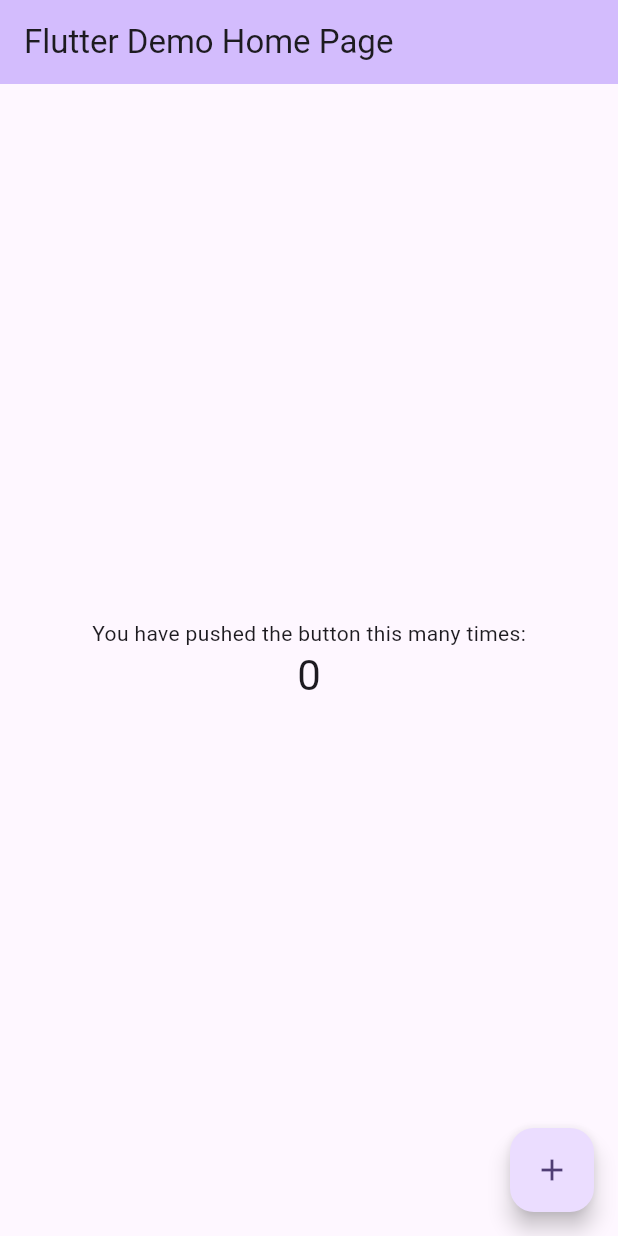
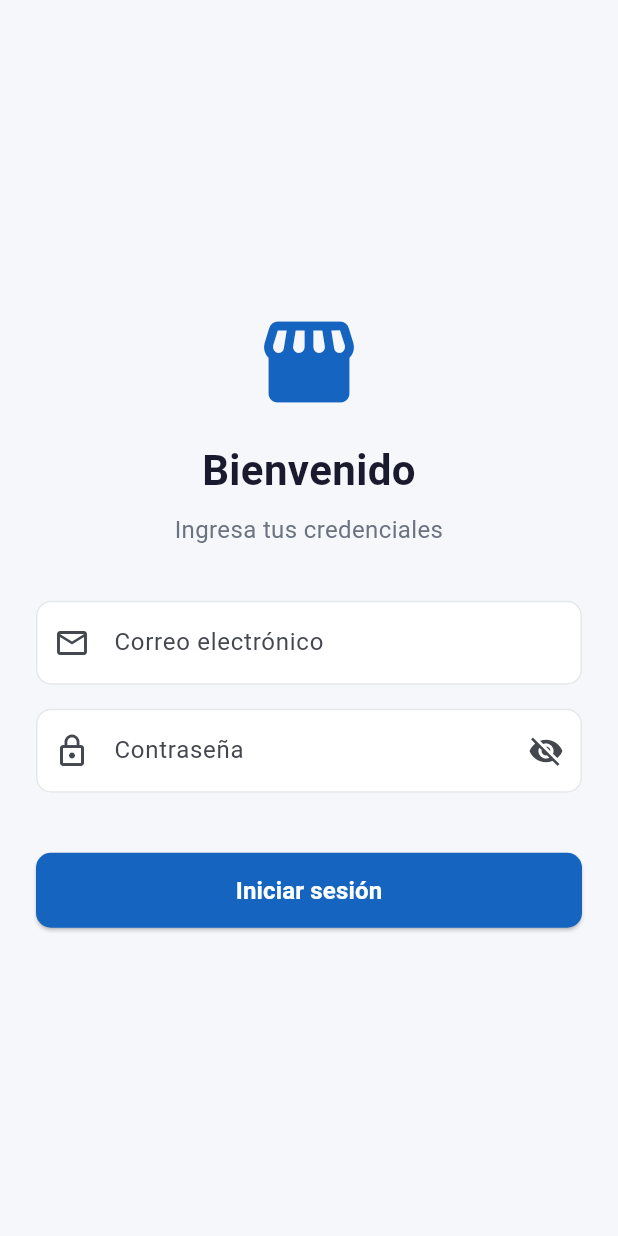
Before and after one commit to Julian616378/surtiNova-front, a Flutter app: the screen it shows after launch, on a phone screen of 412 x 824 dp. Run offline on Flutter 3.47's test engine with Material 3 defaults, Android fonts, the phone set to English and light mode, and no system bars; our stand-ins replace dio, shared_preferences.

Commit message:
cambio main

```diff
--- a/lib/core/constants/api_constants.dart
+++ b/lib/core/constants/api_constants.dart
@@ -0,0 +1,11 @@
+class ApiConstants {
+  // Cambia esto por tu URL real
+  // Emulador Android  → 'http://10.0.2.2:8000/api'
+  // Dispositivo físico → 'http://192.168.X.X:8000/api'
+  // Producción        → 'https://tu-dominio.com/api'
+  static const String baseUrl = 'http://10.0.2.2:8000/api';
+
+  static const String login  = '/auth/login';
+  static const String logout = '/auth/logout';
+  static const String me     = '/auth/me';
+}
--- a/lib/core/services/api_service.dart
+++ b/lib/core/services/api_service.dart
@@ -0,0 +1,35 @@
+import 'package:dio/dio.dart';
+import '../constants/api_constants.dart';
+import 'storage_service.dart';
+
+class ApiService {
+  static final Dio _dio = Dio(BaseOptions(
+    baseUrl: ApiConstants.baseUrl,
+    connectTimeout: const Duration(seconds: 10),
+    receiveTimeout: const Duration(seconds: 10),
+    headers: {'Accept': 'application/json'},
+  ));
+
+  static void init() {
+    _dio.interceptors.add(InterceptorsWrapper(
+      onRequest: (options, handler) async {
+        final token = await StorageService.getToken();
+        if (token != null) {
+          options.headers['Authorization'] = 'Bearer $token';
+        }
+        return handler.next(options);
+      },
+      onError: (error, handler) => handler.next(error),
+    ));
+  }
+
+  static Future<Response> post(String path, Map<String, dynamic> data) =>
+      _dio.post(path, data: data);
+
+  static Future<Response> get(String path) => _dio.get(path);
+
+  static Future<Response> put(String path, Map<String, dynamic> data) =>
+      _dio.put(path, data: data);
+
+  static Future<Response> delete(String path) => _dio.delete(path);
+}
--- a/lib/core/services/storage_service.dart
+++ b/lib/core/services/storage_service.dart
@@ -0,0 +1,25 @@
+import 'package:shared_preferences/shared_preferences.dart';
+
+class StorageService {
+  static const _tokenKey = 'auth_token';
+
+  static Future<void> saveToken(String token) async {
+    final prefs = await SharedPreferences.getInstance();
+    await prefs.setString(_tokenKey, token);
+  }
+
+  static Future<String?> getToken() async {
+    final prefs = await SharedPreferences.getInstance();
+    return prefs.getString(_tokenKey);
+  }
+
+  static Future<void> clearToken() async {
+    final prefs = await SharedPreferences.getInstance();
+    await prefs.remove(_tokenKey);
+  }
+
+  static Future<bool> hasToken() async {
+    final token = await getToken();
+    return token != null && token.isNotEmpty;
+  }
+}
--- a/lib/core/theme/app_colors.dart
+++ b/lib/core/theme/app_colors.dart
@@ -0,0 +1,13 @@
+import 'package:flutter/material.dart';
+
+class AppColors {
+  static const primary      = Color(0xFF1565C0);
+  static const primaryLight = Color(0xFF1E88E5);
+  static const accent       = Color(0xFF00ACC1);
+  static const background   = Color(0xFFF5F7FA);
+  static const surface      = Colors.white;
+  static const error        = Color(0xFFD32F2F);
+  static const textPrimary  = Color(0xFF1A1A2E);
+  static const textSecondary= Color(0xFF6B7280);
+  static const border       = Color(0xFFE5E7EB);
+}
--- a/lib/core/theme/app_dimensions.dart
+++ b/lib/core/theme/app_dimensions.dart
@@ -0,0 +1,8 @@
+class AppDimensions {
+  static const double paddingS  = 8;
+  static const double paddingM  = 16;
+  static const double paddingL  = 24;
+  static const double paddingXL = 32;
+  static const double radius    = 10;
+  static const double buttonHeight = 50;
+}
--- a/lib/core/theme/app_text_styles.dart
+++ b/lib/core/theme/app_text_styles.dart
@@ -0,0 +1,20 @@
+import 'package:flutter/material.dart';
+import 'app_colors.dart';
+
+class AppTextStyles {
+  static const heading = TextStyle(
+    fontSize: 28, fontWeight: FontWeight.bold, color: AppColors.textPrimary,
+  );
+  static const subheading = TextStyle(
+    fontSize: 16, color: AppColors.textSecondary,
+  );
+  static const button = TextStyle(
+    fontSize: 16, fontWeight: FontWeight.w600, color: Colors.white,
+  );
+  static const label = TextStyle(
+    fontSize: 14, color: AppColors.textPrimary,
+  );
+  static const error = TextStyle(
+    fontSize: 13, color: AppColors.error,
+  );
+}
--- a/lib/core/theme/app_theme.dart
+++ b/lib/core/theme/app_theme.dart
@@ -0,0 +1,37 @@
+import 'package:flutter/material.dart';
+import 'app_colors.dart';
+import 'app_dimensions.dart';
+
+class AppTheme {
+  static ThemeData get light => ThemeData(
+    useMaterial3: true,
+    colorScheme: ColorScheme.fromSeed(seedColor: AppColors.primary),
+    scaffoldBackgroundColor: AppColors.background,
+    inputDecorationTheme: InputDecorationTheme(
+      filled: true,
+      fillColor: AppColors.surface,
+      border: OutlineInputBorder(
+        borderRadius: BorderRadius.circular(AppDimensions.radius),
+        borderSide: const BorderSide(color: AppColors.border),
+      ),
+      enabledBorder: OutlineInputBorder(
+        borderRadius: BorderRadius.circular(AppDimensions.radius),
+        borderSide: const BorderSide(color: AppColors.border),
+      ),
+      focusedBorder: OutlineInputBorder(
+        borderRadius: BorderRadius.circular(AppDimensions.radius),
+        borderSide: const BorderSide(color: AppColors.primary, width: 2),
+      ),
+    ),
+    elevatedButtonTheme: ElevatedButtonThemeData(
+      style: ElevatedButton.styleFrom(
+        backgroundColor: AppColors.primary,
+        foregroundColor: Colors.white,
+        minimumSize: const Size(double.infinity, AppDimensions.buttonHeight),
+        shape: RoundedRectangleBorder(
+          borderRadius: BorderRadius.circular(AppDimensions.radius),
+        ),
+      ),
+    ),
+  );
+}
--- a/lib/main.dart
+++ b/lib/main.dart
@@ -1,122 +1,31 @@
 import 'package:flutter/material.dart';
+import 'core/services/api_service.dart';
+import 'core/theme/app_theme.dart';           // ← agrega esto
+import 'modules/auth/splash_page.dart';
+import 'modules/auth/login_page.dart';
+import 'modules/dashboard/dashboard_page.dart';
 
 void main() {
+  WidgetsFlutterBinding.ensureInitialized();
+  ApiService.init();
   runApp(const MyApp());
 }
 
 class MyApp extends StatelessWidget {
   const MyApp({super.key});
 
-  // This widget is the root of your application.
   @override
   Widget build(BuildContext context) {
     return MaterialApp(
-      title: 'Flutter Demo',
-      theme: ThemeData(
-        // This is the theme of your application.
-        //
-        // TRY THIS: Try running your application with "flutter run". You'll see
-        // the application has a purple toolbar. Then, without quitting the app,
-        // try changing the seedColor in the colorScheme below to Colors.green
-        // and then invoke "hot reload" (save your changes or press the "hot
-        // reload" button in a Flutter-supported IDE, or press "r" if you used
-        // the command line to start the app).
-        //
-        // Notice that the counter didn't reset back to zero; the application
-        // state is not lost during the reload. To reset the state, use hot
-        // restart instead.
-        //
-        // This works for code too, not just values: Most code changes can be
-        // tested with just a hot reload.
-        colorScheme: ColorScheme.fromSeed(seedColor: Colors.deepPurple),
-      ),
-      home: const MyHomePage(title: 'Flutter Demo Home Page'),
+      title: 'Surti Nova',
+      debugShowCheckedModeBanner: false,
+      theme: AppTheme.light,                  // ← usa el tema centralizado
+      initialRoute: '/',
+      routes: {
+        '/':          (_) => const SplashPage(),
+        '/login':     (_) => const LoginPage(),
+        '/dashboard': (_) => const DashboardPage(),
+      },
     );
   }
 }
-
-class MyHomePage extends StatefulWidget {
-  const MyHomePage({super.key, required this.title});
-
-  // This widget is the home page of your application. It is stateful, meaning
-  // that it has a State object (defined below) that contains fields that affect
-  // how it looks.
-
-  // This class is the configuration for the state. It holds the values (in this
-  // case the title) provided by the parent (in this case the App widget) and
-  // used by the build method of the State. Fields in a Widget subclass are
-  // always marked "final".
-
-  final String title;
-
-  @override
-  State<MyHomePage> createState() => _MyHomePageState();
-}
-
-class _MyHomePageState extends State<MyHomePage> {
-  int _counter = 0;
-
-  void _incrementCounter() {
-    setState(() {
-      // This call to setState tells the Flutter framework that something has
-      // changed in this State, which causes it to rerun the build method below
-      // so that the display can reflect the updated values. If we changed
-      // _counter without calling setState(), then the build method would not be
-      // called again, and so nothing would appear to happen.
-      _counter++;
-    });
-  }
-
-  @override
-  Widget build(BuildContext context) {
-    // This method is rerun every time setState is called, for instance as done
-    // by the _incrementCounter method above.
-    //
-    // The Flutter framework has been optimized to make rerunning build methods
-    // fast, so that you can just rebuild anything that needs updating rather
-    // than having to individually change instances of widgets.
-    return Scaffold(
-      appBar: AppBar(
-        // TRY THIS: Try changing the color here to a specific color (to
-        // Colors.amber, perhaps?) and trigger a hot reload to see the AppBar
-        // change color while the other colors stay the same.
-        backgroundColor: Theme.of(context).colorScheme.inversePrimary,
-        // Here we take the value from the MyHomePage object that was created by
-        // the App.build method, and use it to set our appbar title.
-        title: Text(widget.title),
-      ),
-      body: Center(
-        // Center is a layout widget. It takes a single child and positions it
-        // in the middle of the parent.
-        child: Column(
-          // Column is also a layout widget. It takes a list of children and
-          // arranges them vertically. By default, it sizes itself to fit its
-          // children horizontally, and tries to be as tall as its parent.
-          //
-          // Column has various properties to control how it sizes itself and
-          // how it positions its children. Here we use mainAxisAlignment to
-          // center the children vertically; the main axis here is the vertical
-          // axis because Columns are vertical (the cross axis would be
-          // horizontal).
-          //
-          // TRY THIS: Invoke "debug painting" (choose the "Toggle Debug Paint"
-          // action in the IDE, or press "p" in the console), to see the
-          // wireframe for each widget.
-          mainAxisAlignment: MainAxisAlignment.center,
-          children: <Widget>[
-            const Text('You have pushed the button this many times:'),
-            Text(
-              '$_counter',
-              style: Theme.of(context).textTheme.headlineMedium,
-            ),
-          ],
-        ),
-      ),
-      floatingActionButton: FloatingActionButton(
-        onPressed: _incrementCounter,
-        tooltip: 'Increment',
-        child: const Icon(Icons.add),
-      ), // This trailing comma makes auto-formatting nicer for build methods.
-    );
-  }
-}
--- a/lib/modules/auth/login_page.dart
+++ b/lib/modules/auth/login_page.dart
@@ -0,0 +1,141 @@
+import 'package:flutter/material.dart';
+import 'package:dio/dio.dart';
+import '../../core/services/api_service.dart';
+import '../../core/services/storage_service.dart';
+import '../../core/constants/api_constants.dart';
+import '../../core/theme/app_colors.dart';
+import '../../core/theme/app_text_styles.dart';
+import '../../core/theme/app_dimensions.dart';
+
+class LoginPage extends StatefulWidget {
+  const LoginPage({super.key});
+
+  @override
+  State<LoginPage> createState() => _LoginPageState();
+}
+
+class _LoginPageState extends State<LoginPage> {
+  final _emailCtrl   = TextEditingController();
+  final _passCtrl    = TextEditingController();
+  final _formKey     = GlobalKey<FormState>();
+  bool  _loading     = false;
+  bool  _obscurePass = true;
+  String? _error;
+
+  Future<void> _login() async {
+    if (!_formKey.currentState!.validate()) return;
+    setState(() { _loading = true; _error = null; });
+
+    try {
+      final response = await ApiService.post(ApiConstants.login, {
+        'email':    _emailCtrl.text.trim(),
+        'password': _passCtrl.text,
+      });
+
+      final token = response.data['token'] as String;
+      await StorageService.saveToken(token);
+
+      if (mounted) Navigator.pushReplacementNamed(context, '/dashboard');
+    } on DioException catch (e) {
+      setState(() {
+        _error = e.response?.data['message'] ?? 'Error de conexión';
+      });
+    } finally {
+      if (mounted) setState(() { _loading = false; });
+    }
+  }
+
+  @override
+  void dispose() {
+    _emailCtrl.dispose();
+    _passCtrl.dispose();
+    super.dispose();
+  }
+
+  @override
+  Widget build(BuildContext context) {
+    return Scaffold(
+      body: Center(
+        child: SingleChildScrollView(
+          padding: const EdgeInsets.all(AppDimensions.paddingL),
+          child: Form(
+            key: _formKey,
+            child: Column(
+              crossAxisAlignment: CrossAxisAlignment.stretch,
+              children: [
+                // Ícono
+                const Icon(Icons.storefront_rounded, size: 72, color: AppColors.primary),
+                const SizedBox(height: 16),
+                const Text('Bienvenido', style: AppTextStyles.heading, textAlign: TextAlign.center),
+                const SizedBox(height: 8),
+                const Text('Ingresa tus credenciales', style: AppTextStyles.subheading, textAlign: TextAlign.center),
+                const SizedBox(height: 36),
+
+                // Email
+                TextFormField(
+                  controller: _emailCtrl,
+                  keyboardType: TextInputType.emailAddress,
+                  decoration: const InputDecoration(
+                    labelText: 'Correo electrónico',
+                    prefixIcon: Icon(Icons.email_outlined),
+                  ),
+                  validator: (v) {
+                    if (v == null || v.isEmpty) return 'Ingresa tu correo';
+                    if (!v.contains('@'))       return 'Correo inválido';
+                    return null;
+                  },
+                ),
+                const SizedBox(height: AppDimensions.paddingM),
+
+                // Contraseña
+                TextFormField(
+                  controller: _passCtrl,
+                  obscureText: _obscurePass,
+                  decoration: InputDecoration(
+                    labelText: 'Contraseña',
+                    prefixIcon: const Icon(Icons.lock_outline),
+                    suffixIcon: IconButton(
+                      icon: Icon(_obscurePass ? Icons.visibility_off : Icons.visibility),
+                      onPressed: () => setState(() => _obscurePass = !_obscurePass),
+                    ),
+                  ),
+                  validator: (v) {
+                    if (v == null || v.isEmpty) return 'Ingresa tu contraseña';
+                    if (v.length < 6)           return 'Mínimo 6 caracteres';
+                    return null;
+                  },
+                ),
+                const SizedBox(height: AppDimensions.paddingM),
+
+                // Error de API
+                if (_error != null)
+                  Container(
+                    padding: const EdgeInsets.all(AppDimensions.paddingM),
+                    decoration: BoxDecoration(
+                      color: AppColors.error.withOpacity(0.08),
+                      border: Border.all(color: AppColors.error.withOpacity(0.3)),
+                      borderRadius: BorderRadius.circular(AppDimensions.radius),
+                    ),
+                    child: Text(_error!, style: AppTextStyles.error, textAlign: TextAlign.center),
+                  ),
+
+                const SizedBox(height: AppDimensions.paddingL),
+
+                // Botón
+                ElevatedButton(
+                  onPressed: _loading ? null : _login,
+                  child: _loading
+                      ? const SizedBox(
+                          height: 22, width: 22,
+                          child: CircularProgressIndicator(color: Colors.white, strokeWidth: 2.5),
+                        )
+                      : const Text('Iniciar sesión', style: AppTextStyles.button),
+                ),
+              ],
+            ),
+          ),
+        ),
+      ),
+    );
+  }
+}
```
Also changed, not shown: lib/modules/auth/splash_page.dart (+56 -0 lines), lib/modules/dashboard/dashboard_page.dart (+33 -0 lines).
